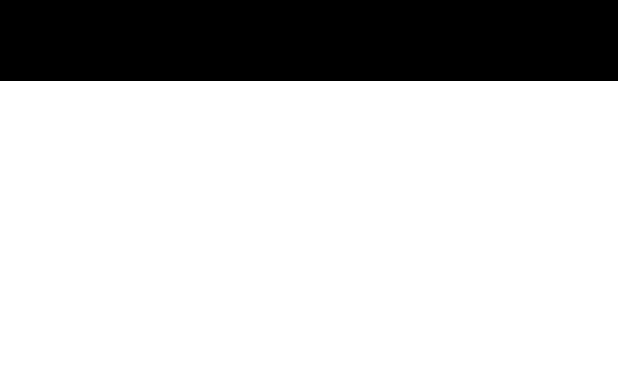
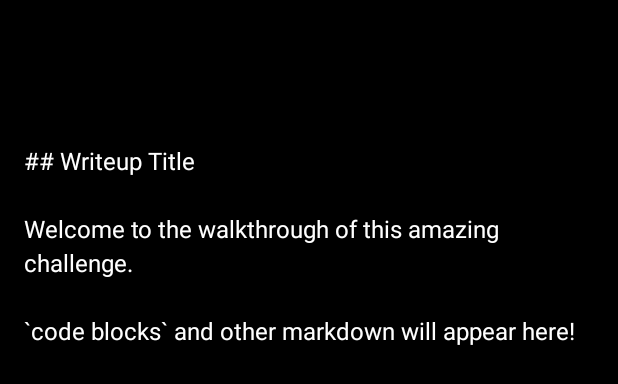
Before and after one commit to TheMujdii3/Hackers-Toolbox, an Android app: the layout fragment_writeup_detail.xml on its own in the app's theme, with its tools: preview values and no code run, on a phone screen of 412 x 824 dp. Shown: the top 384 px of the screen. Run offline under Robolectric (Android 15) with nearby library versions, the phone set to English and light mode, and no system bars.

```diff
--- a/app/src/main/res/layout/fragment_writeup_detail.xml
+++ b/app/src/main/res/layout/fragment_writeup_detail.xml
@@ -1,21 +1,30 @@
 <?xml version="1.0" encoding="utf-8"?>
 <ScrollView xmlns:android="http://schemas.android.com/apk/res/android"
+    xmlns:tools="http://schemas.android.com/tools"
+    xmlns:app="http://schemas.android.com/apk/res-auto"
     android:layout_width="match_parent"
     android:layout_height="match_parent"
-    xmlns:app="http://schemas.android.com/apk/res-auto">
+    android:background="#000000">
 
-    <ScrollView xmlns:android="http://schemas.android.com/apk/res/android"
+    <LinearLayout
+        android:id="@+id/scrollContainer"
         android:layout_width="match_parent"
         android:layout_height="wrap_content"
-        android:padding="16dp"
-        android:background="#000000">
+        android:orientation="vertical"
+        android:padding="16dp">
 
         <TextView
             android:id="@+id/markdownText"
-            android:layout_width="match_parent"
-            android:layout_height="wrap_content"
-            android:textColor="@color/white"
-            android:textSize="16sp" />
-    </ScrollView>
+            android:layout_width="wrap_content"
+            android:layout_height="467dp"
+            android:lineSpacingExtra="4dp"
+            android:paddingTop="80dp"
+            android:textColor="@android:color/white"
+            android:textIsSelectable="true"
+            android:textSize="16sp"
+            android:visibility="visible"
+            tools:text="## Writeup Title\n\nWelcome to the walkthrough of this amazing challenge.\n\n`code blocks` and other markdown will appear here!"
+            tools:visibility="visible" />
 
+    </LinearLayout>
 </ScrollView>
--- a/app/src/main/res/navigation/mobile_navigation.xml
+++ b/app/src/main/res/navigation/mobile_navigation.xml
@@ -37,7 +37,7 @@
     <fragment
         android:id="@+id/writeupDetailFragment"
         android:name="com.example.hackerstoolbox.ui.writeupDetail.WriteupDetailFragment"
-        android:label="fragment_writeup_detail"
+        android:label="View Writeup"
         tools:layout="@layout/fragment_writeup_detail" />
 
 
```
Also changed, not shown: app/src/main/java/com/example/hackerstoolbox/WriteupAdapter.java (+5 -4 lines), app/src/main/java/com/example/hackerstoolbox/ui/writeupDetail/WriteupDetailFragment.java (+11 -27 lines), app/src/main/java/com/example/hackerstoolbox/ui/writeup_showpage/writeup_showpageFragment.java (+17 -17 lines), app/src/main/res/layout/fragment_writeup_list.xml (+10 -3 lines).
